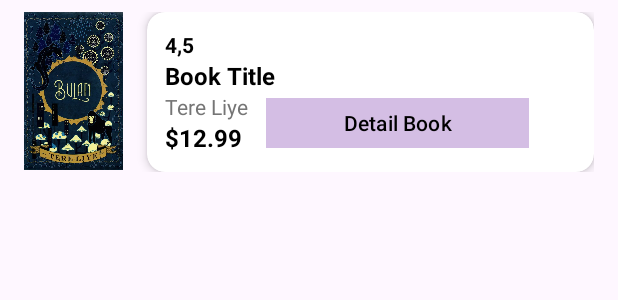
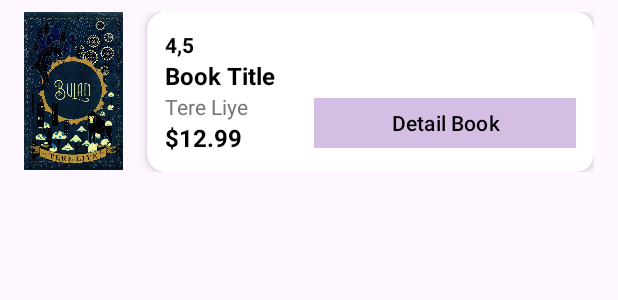
Before and after one commit to oktapianir/SeNov, an Android app: the layout item_book_allbooks.xml on its own in the app's theme, with its tools: preview values and no code run, on a phone screen of 412 x 824 dp. Shown: the top 300 px of the screen. Run offline under Robolectric (Android 15) with nearby library versions, the phone set to English and light mode, and no system bars; Roboto replaces fonts that are not available here.

Commit message:
style:update button size and distance

```diff
--- a/app/src/main/res/layout/item_book_allbooks.xml
+++ b/app/src/main/res/layout/item_book_allbooks.xml
@@ -87,7 +87,7 @@
                 android:id="@+id/buttonGoToDetail"
                 android:layout_width="175dp"
                 android:layout_height="41dp"
-                android:layout_marginStart="16dp"
+                android:layout_marginStart="48dp"
                 android:text="@string/go_to_detail"
                 android:textColor="@android:color/black"
                 android:textSize="14sp"
@@ -97,7 +97,6 @@
                 app:layout_constraintStart_toEndOf="@id/priceTextView" />
 
 
-
         </androidx.constraintlayout.widget.ConstraintLayout>
     </androidx.cardview.widget.CardView>
 
```
